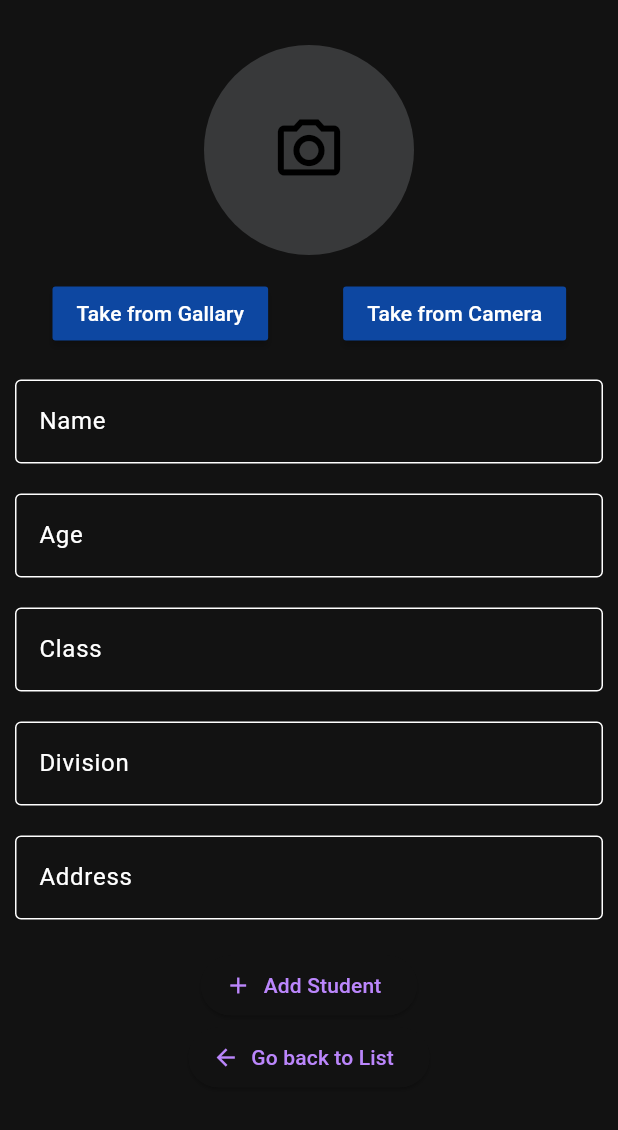
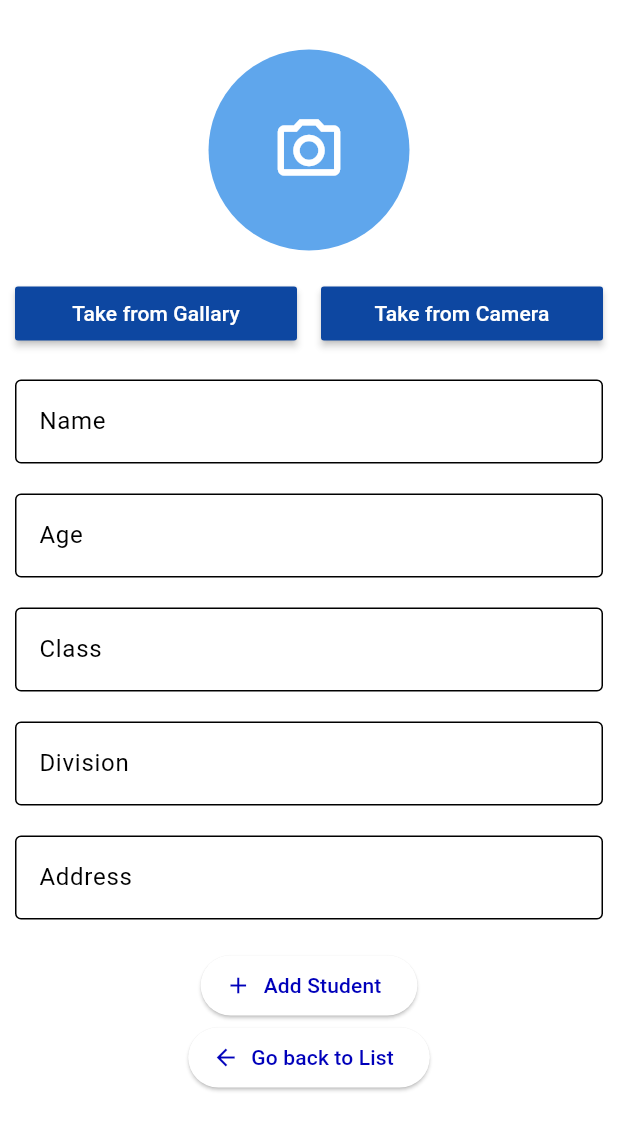
Before and after one commit to muhammed-ajmal1217/Person-Information, a Flutter app: the ListEnter screen opened directly, after a tap on "Add Student", after a tap on "Go back to List", after a tap on the "add" icon, on a phone screen of 412 x 824 dp. Shown: the top 1130 px of the screen. Run offline on Flutter 3.47's test engine with Material 2 defaults, Android fonts, the phone set to English and light mode, and no system bars; our stand-ins replace hive, hive_flutter, image_picker; accounts and stored records are empty.

Commit message:
first commit

```diff
--- a/lib/main.dart
+++ b/lib/main.dart
@@ -21,7 +21,7 @@ class MyApp extends StatelessWidget {
   Widget build(BuildContext context) {
     return MaterialApp(
       theme: ThemeData(
-        colorScheme: const ColorScheme.dark(brightness: Brightness.dark),
+        colorScheme: ColorScheme.highContrastLight(background: Color.fromARGB(255, 222, 224, 224)),
         useMaterial3: true,
       ),
       debugShowCheckedModeBanner: false,
--- a/lib/pages/EnteredList.dart
+++ b/lib/pages/EnteredList.dart
@@ -34,9 +34,17 @@ class _ListEnterState extends State<ListEnter> {
   @override
   Widget build(BuildContext context) {
     return Scaffold(
-      body: SafeArea(
-          child: SingleChildScrollView(
+      body: SafeArea(child: SingleChildScrollView(
+        child: Builder(builder: (context) {
+          final mediaQuery = MediaQuery.of(context);
+          return Padding(
+            padding: EdgeInsets.symmetric(
+              horizontal:
+                  mediaQuery.size.width * 0,
+              vertical: mediaQuery.size.height * 0,
+            ),
             child: Column(
+              mainAxisAlignment: MainAxisAlignment.spaceEvenly,
               children: [
                 Padding(
                   padding: const EdgeInsets.all(10.0),
@@ -47,9 +55,19 @@ class _ListEnterState extends State<ListEnter> {
                         SizedBox(
                           height: 20,
                         ),
-                    CircleAvatar(
+                        Container(
+                          width: 140,
+                          height: 140,
+                          decoration: BoxDecoration(
+                            shape: BoxShape.circle,
+                            border: Border.all(
+                              color: Colors.white,
+                              width: 3,
+                            ),
+                          ),
+                          child: CircleAvatar(
                             radius: 70,
-                      backgroundColor: Color.fromARGB(255, 56, 57, 58),
+                            backgroundColor: Color.fromARGB(255, 95, 166, 236),
                             child: file == null
                                 ? Icon(
                                     Icons.camera_alt_outlined,
@@ -64,16 +82,16 @@ class _ListEnterState extends State<ListEnter> {
                                     ),
                                   ),
                           ),
+                        ),
                         SizedBox(
                           height: 15,
                         ),
-                    Padding(
-                      padding: const EdgeInsets.only(left: 25),
-                      child: Row(
+                        Row(
                           children: [
-                          MaterialButton(
+                            Expanded(
+                              child: MaterialButton(
                                 onPressed: () {
-                              getGallary();
+                                  getCam(ImageSource.gallery);
                                 },
                                 color: Colors.blue[900],
                                 child: Text(
@@ -81,12 +99,14 @@ class _ListEnterState extends State<ListEnter> {
                                   style: TextStyle(color: Colors.white),
                                 ),
                               ),
+                            ),
                             SizedBox(
-                            width: 50,
+                              width: 16,
                             ),
-                          MaterialButton(
+                            Expanded(
+                              child: MaterialButton(
                                 onPressed: () {
-                              getCam();
+                                  getCam(ImageSource.camera);
                                 },
                                 color: Colors.blue[900],
                                 child: Text(
@@ -94,8 +114,8 @@ class _ListEnterState extends State<ListEnter> {
                                   style: TextStyle(color: Colors.white),
                                 ),
                               ),
+                            ),
                           ],
-                      ),
                         ),
                         SizedBox(
                           height: 20,
@@ -112,6 +132,7 @@ class _ListEnterState extends State<ListEnter> {
                           decoration: const InputDecoration(
                             border: OutlineInputBorder(),
                             hintText: 'Name',
+                            filled: true,
                           ),
                         ),
                         const SizedBox(
@@ -129,6 +150,7 @@ class _ListEnterState extends State<ListEnter> {
                           decoration: const InputDecoration(
                             border: OutlineInputBorder(),
                             hintText: 'Age',
+                            filled: true,
                           ),
                         ),
                         const SizedBox(
@@ -146,6 +168,7 @@ class _ListEnterState extends State<ListEnter> {
                           decoration: const InputDecoration(
                             border: OutlineInputBorder(),
                             hintText: 'Class',
+                            filled: true,
                           ),
                         ),
                         const SizedBox(
@@ -163,6 +186,7 @@ class _ListEnterState extends State<ListEnter> {
                           decoration: const InputDecoration(
                             border: OutlineInputBorder(),
                             hintText: 'Division',
+                            filled: true,
                           ),
                         ),
                         const SizedBox(
@@ -180,6 +204,7 @@ class _ListEnterState extends State<ListEnter> {
                           decoration: const InputDecoration(
                             border: OutlineInputBorder(),
                             hintText: 'Address',
+                            filled: true,
                           ),
                         ),
                         const SizedBox(
@@ -207,6 +232,8 @@ class _ListEnterState extends State<ListEnter> {
                 ),
               ],
             ),
+          );
+        }),
       )),
     );
   }
@@ -237,20 +264,13 @@ class _ListEnterState extends State<ListEnter> {
     );
 
     addStudent(student);
-    Navigator.of(context).push(MaterialPageRoute(builder: (ctx) {
+    Navigator.of(context).pushReplacement(MaterialPageRoute(builder: (ctx) {
       return ListStudent();
     }));
   }
 
-  getCam() async {
-    var img = await image.pickImage(source: ImageSource.camera);
-    setState(() {
-      file = File(img!.path);
-    });
-  }
-
-  getGallary() async {
-    var img = await image.pickImage(source: ImageSource.gallery);
+  getCam(ImageSource source) async {
+    var img = await image.pickImage(source: source);
     setState(() {
       file = File(img!.path);
     });
--- a/lib/pages/ListStudent.dart
+++ b/lib/pages/ListStudent.dart
@@ -9,33 +9,57 @@ import 'functions/db_functions.dart';
 import 'model/StudentModel.dart';
 
 class ListStudent extends StatelessWidget {
-  ListStudent( {super.key,});
+  ListStudent({
+    super.key,
+  });
 
   @override
   Widget build(BuildContext context) {
     return Scaffold(
-      body: ValueListenableBuilder(
+      body: SafeArea(
+        child: Builder(builder: (context) {
+          final mediaQuery = MediaQuery.of(context);
+          return ValueListenableBuilder(
             valueListenable: studentListNotifier,
-        builder:
-            (BuildContext ctx, List<StudentModel> studentList, Widget? child) {
-          return ListView.separated(
+            builder: (BuildContext ctx, List<StudentModel> studentList,
+                Widget? child) {
+              return Padding(
+                padding: EdgeInsets.symmetric(
+                  horizontal: mediaQuery.size.width * 0,
+                  vertical: mediaQuery.size.height * 0,
+                ),
+                child: ListView.separated(
                   itemBuilder: (ctx, index) {
                     final data = studentList[index];
                     return GestureDetector(
+                      child: Card(
+                        elevation: 5,
                         child: ListTile(
                           leading: Container(
                             child: GestureDetector(
                               onTap: () {
-                        navigateToDetails(context,data);
+                                navigateToDetails(context, data);
                               },
+                              child: Container(
+                                width: 70,
+                                height: 70,
+                                decoration: BoxDecoration(
+                                  shape: BoxShape.circle,
+                                  border: Border.all(
+                                    color: Color.fromARGB(255, 158, 222, 252),
+                                    width: 3,
+                                  ),
+                                ),
                                 child: CircleAvatar(
-                        backgroundColor: const Color.fromARGB(255, 28, 29, 29),
+                                  backgroundColor:
+                                      const Color.fromARGB(255, 28, 29, 29),
                                   radius: 30,
-                        backgroundImage: FileImage(File(data.imagePath)),
+                                  backgroundImage:
+                                      FileImage(File(data.imagePath)),
                                 ),
                               ),
                             ),
-
+                          ),
                           trailing: Row(
                             mainAxisSize: MainAxisSize.min,
                             children: [
@@ -50,32 +74,44 @@ class ListStudent extends StatelessWidget {
                               ),
                               IconButton(
                                 onPressed: () {
-                        Navigator.of(context).push(MaterialPageRoute(builder:(context) => edit_student(
-                          index: index, name: data.name, age: data.age, Class: data.className, address: data.address, dob: data.dob, imagePath: data.imagePath),));
+                                  Navigator.of(context).push(MaterialPageRoute(
+                                    builder: (context) => edit_student(
+                                        index: index,
+                                        name: data.name,
+                                        age: data.age,
+                                        Class: data.className,
+                                        address: data.address,
+                                        dob: data.dob,
+                                        imagePath: data.imagePath),
+                                  ));
                                 },
                                 icon: const Icon(
                                   Icons.edit,
                                   color: Colors.grey,
                                 ),
-
                               ),
-
                             ],
                           ),
-
                           title: Text(data.name),
-                  subtitle: Text('Click on the picture',style: TextStyle(color: Colors.grey,fontSize: 10),),
+                          subtitle: Text(
+                            'Click on the picture',
+                            style: TextStyle(color: Colors.grey, fontSize: 10),
+                          ),
+                        ),
                       ),
                     );
                   },
                   separatorBuilder: (ctx, index) {
                     return const Divider(
-                color: Color.fromARGB(255, 66, 65, 65),
+                      color: Color.fromARGB(255, 222, 224, 224),
                     );
                   },
                   itemCount: studentList.length,
+                ),
               );
             },
+          );
+        }),
       ),
       floatingActionButton: FloatingActionButton(
         onPressed: () {
@@ -92,18 +128,16 @@ class ListStudent extends StatelessWidget {
 
   Future<void> gobackTodetails(BuildContext context) async {
     await Navigator.of(context)
-        .push(MaterialPageRoute(builder: (ctx) => ListEnter()));
+        .pushAndRemoveUntil(MaterialPageRoute(builder: (ctx) => ListEnter()), (route) => false);
   }
 
   void navigateToDetails(BuildContext context, StudentModel student) {
     Navigator.push(
       context,
-      MaterialPageRoute(builder: (context) => Details(student: student,)),
+      MaterialPageRoute(
+          builder: (context) => Details(
+                student: student,
+              )),
     );
   }
-
-
-
-
-
 }
--- a/lib/pages/functions/db_functions.dart
+++ b/lib/pages/functions/db_functions.dart
@@ -2,7 +2,6 @@ import 'package:flutter/material.dart';
 import 'package:hive_flutter/adapters.dart';
 import 'package:studentapp/pages/model/StudentModel.dart';
 
-import '../Details.dart';
 
 ValueNotifier<List<StudentModel>> studentListNotifier = ValueNotifier([]);
 
@@ -23,7 +22,7 @@ Future<void> getAllstudents() async {
 
 Future<void> deletStudent(index) async {
   final studentDb = await Hive.openBox<StudentModel>('student_db');
-  studentDb.deleteAt(index);
+  await studentDb.deleteAt(index);
   getAllstudents();
 }
 
```
Also changed, not shown: lib/pages/Details.dart (+17 -6 lines), lib/pages/editPage.dart (+40 -26 lines), lib/pages/homePage.dart (+6 -2 lines). Lines whose indentation alone changed are shown as unchanged.
